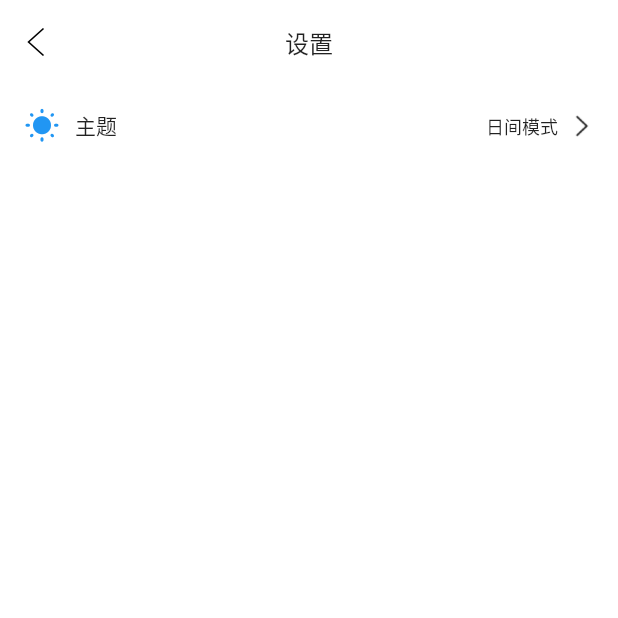
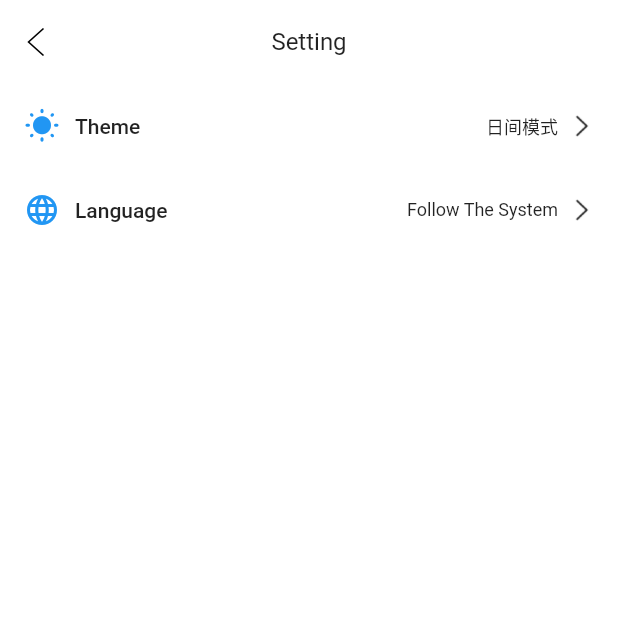
Before and after one commit to JerryAlexLiang/flutter_wan_android_getx, a Flutter app: the SettingPage screen opened by its route, on a phone screen of 412 x 824 dp, the top half of it. Run offline on Flutter 3.47's test engine with Material 2 defaults, Android fonts, the phone set to English and light mode, and no system bars; drawn by our look-alikes of oktoast, pull_to_refresh; our stand-ins replace dio, flutter_screenutil, fluttertoast, get, logger, shared_preferences; accounts and stored records are empty.

Commit message:
[develop] 使用GetX设置语言Locale

```diff
--- a/lib/page/mine/mine_page.dart
+++ b/lib/page/mine/mine_page.dart
@@ -1,6 +1,6 @@
 import 'package:flutter/material.dart';
 import 'package:flutter_wan_android_getx/page/setting/theme/theme_setting_controller.dart';
-import 'package:flutter_wan_android_getx/page/setting/theme/theme_setting_page.dart';
+import 'package:flutter_wan_android_getx/res/strings.dart';
 import 'package:flutter_wan_android_getx/routes/app_routes.dart';
 import 'package:flutter_wan_android_getx/theme/app_theme.dart';
 import 'package:flutter_wan_android_getx/utils/logger_util.dart';
@@ -35,7 +35,8 @@ class MinePage extends StatelessWidget {
                   ),
             Expanded(
               child: Text(
-                '更改主题',
+                // '更改主题',
+                StringsConstant.changeTheme.tr,
                 style: TextStyle(
                   // color: Theme.of(context).textTheme.bodyText1?.color,
                   color: context.bodyText1Color,
--- /dev/null
+++ b/lib/page/model/language.dart
@@ -0,0 +1,26 @@
+import 'package:flutter_wan_android_getx/generated/json/base/json_convert_content.dart';
+import 'package:flutter_wan_android_getx/res/strings.dart';
+import 'package:get/get.dart';
+
+class Language with JsonConvert<Language> {
+  String? name;
+  String? language;
+  String? country;
+  bool? isSelect = false;
+
+  Language({this.name, this.language, this.country, this.isSelect = false});
+}
+
+///新增语言要在此处手动增加
+final supportLanguageList = [
+  Language(name: StringsConstant.systemMode, language: '', country: ''),
+  Language(
+      name: StringsConstant.simplifiedChinese,
+      language: 'zh',
+      country: 'CN'),
+  Language(
+      name: StringsConstant.traditionalChineseHongKong,
+      language: 'zh',
+      country: 'HK'),
+  Language(name: StringsConstant.usEnglish, language: 'zh', country: 'US'),
+];
--- /dev/null
+++ b/lib/page/setting/language/language_binding.dart
@@ -0,0 +1,10 @@
+import 'package:get/get.dart';
+
+import 'language_controller.dart';
+
+class LanguageBinding extends Bindings {
+  @override
+  void dependencies() {
+    Get.lazyPut(() => LanguageController());
+  }
+}
--- a/lib/page/setting/setting_binding.dart
+++ b/lib/page/setting/setting_binding.dart
@@ -1,3 +1,4 @@
+import 'package:flutter_wan_android_getx/page/setting/language/language_controller.dart';
 import 'package:get/get.dart';
 
 import 'setting_controller.dart';
@@ -6,5 +7,6 @@ class SettingBinding extends Bindings {
   @override
   void dependencies() {
     Get.lazyPut(() => SettingController());
+    Get.lazyPut(() => LanguageController());
   }
 }
--- a/lib/page/setting/setting_page.dart
+++ b/lib/page/setting/setting_page.dart
@@ -1,6 +1,8 @@
 import 'package:flutter/material.dart';
+import 'package:flutter_wan_android_getx/page/setting/language/language_controller.dart';
 import 'package:flutter_wan_android_getx/page/setting/setting_controller.dart';
 import 'package:flutter_wan_android_getx/page/setting/theme/theme_setting_controller.dart';
+import 'package:flutter_wan_android_getx/res/strings.dart';
 import 'package:flutter_wan_android_getx/routes/app_routes.dart';
 import 'package:flutter_wan_android_getx/widget/custom_app_bar.dart';
 import 'package:flutter_wan_android_getx/widget/custom_list_title.dart';
@@ -9,27 +11,38 @@ import 'package:get/get.dart';
 class SettingPage extends StatelessWidget {
   final settingController = Get.find<SettingController>();
   final themeSettingController = Get.find<ThemeSettingController>();
+  final languageController = Get.find<LanguageController>();
 
   SettingPage({Key? key}) : super(key: key);
 
   @override
   Widget build(BuildContext context) {
     return Scaffold(
-      appBar: const CustomAppBar(
-        centerTitle: '设置',
+      appBar: CustomAppBar(
+        // centerTitle: '设置',
+        centerTitle: StringsConstant.setting.tr,
       ),
       body: Obx(() {
         return ListView(
           children: [
             CustomListTitle(
-              title: '主题',
+              // title: '主题',
+              title: StringsConstant.theme.tr,
               isShowLeftWidget: true,
               leftWidget: context.isDarkMode
                   ? const Icon(Icons.nightlight_round)
                   : const Icon(Icons.wb_sunny_rounded),
-              rightContent: themeSettingController.themeKeyValue,
+              rightContent: themeSettingController.themeTrObs,
               rightImage: 'images/ic_arrow_right.png',
               onTap: () => Get.toNamed(AppRoutes.themeModePage),
+            ),
+            CustomListTitle(
+              // title: '语言',
+              title: StringsConstant.language.tr,
+              isShowLeftWidget: true,
+              leftWidget: const Icon(Icons.language),
+              rightContent: languageController.currentLanguage,
+              onTap: () => Get.toNamed(AppRoutes.languageModePage),
             ),
           ],
         );
--- a/lib/page/setting/theme/theme_setting_controller.dart
+++ b/lib/page/setting/theme/theme_setting_controller.dart
@@ -1,4 +1,5 @@
 import 'package:flutter/material.dart';
+import 'package:flutter_wan_android_getx/res/strings.dart';
 import 'package:flutter_wan_android_getx/theme/app_theme.dart';
 import 'package:flutter_wan_android_getx/utils/sp_util.dart';
 import 'package:get/get.dart';
@@ -11,12 +12,20 @@ class ThemeSettingController extends GetxController {
 
   set themeKeyValue(string) => _themeKeyObs.value = string;
 
+  final _themeTrObs = "".obs;
+
+  get themeTrObs => _themeTrObs.value;
+
+  set themeTrObs(value) => _themeTrObs.value = value;
+
   //日间模式
   void setLightThemeMode() {
     Get.changeThemeMode(ThemeMode.light);
     //本地保存主题
     themeKeyValue = ThemeKey.lightTheme;
     SpUtil.saveAppThemeData(themeKeyValue);
+    //语言转换
+    themeTrObs = StringsConstant.lightTheme;
   }
 
   //夜间模式
@@ -25,6 +34,8 @@ class ThemeSettingController extends GetxController {
     //本地保存主题
     themeKeyValue = ThemeKey.darkTheme;
     SpUtil.saveAppThemeData(themeKeyValue);
+    //语言转换
+    themeTrObs = StringsConstant.darkTheme;
   }
 
   //跟随系统模式
@@ -32,5 +43,7 @@ class ThemeSettingController extends GetxController {
     Get.changeThemeMode(ThemeMode.system);
     themeKeyValue = ThemeKey.systemTheme;
     SpUtil.saveAppThemeData(themeKeyValue);
+    //语言转换
+    themeTrObs = StringsConstant.systemMode;
   }
 }
--- /dev/null
+++ b/lib/res/strings.dart
@@ -0,0 +1,87 @@
+import 'package:get/get.dart';
+
+class StringsConstant {
+  static const String homePage = "首页"; //首页
+  static const String accountTreePage = "体系"; //体系
+  static const String navigationPage = "导航"; //导航
+  static const String projectPage = "项目"; //项目
+  static const String minePage = "我的"; //我的
+  static const String changeTheme = "更改主题"; //更改主题
+  static const String setting = "设置"; //设置
+  static const String theme = "主题"; //主题
+  static const String settingTheme = "主题设置"; //主题设置
+  static const String darkTheme = "夜间模式"; //夜间模式
+  static const String lightTheme = "日间模式"; //日间模式
+  static const String systemMode = "跟随系统"; //跟随系统
+  static const String language = "语言"; //语言
+  static const String simplifiedChinese = "简体中文"; //简体中文
+  static const String traditionalChineseHongKong = "繁体中文(香港)"; //繁体中文(香港)
+  static const String usEnglish = "英语(US)"; //英语
+
+}
+
+///使用Get配置语言环境
+///使用Get.updateLocale(locale);即可更新
+class Messages extends Translations {
+  @override
+  Map<String, Map<String, String>> get keys => {
+        //简体中文
+        'zh_CN': {
+          StringsConstant.homePage: '首页',
+          StringsConstant.accountTreePage: '体系',
+          StringsConstant.navigationPage: '导航',
+          StringsConstant.projectPage: '项目',
+          StringsConstant.minePage: '我的',
+          StringsConstant.changeTheme: '更改主题',
+          StringsConstant.setting: '设置',
+          StringsConstant.theme: '主题',
+          StringsConstant.settingTheme: '主题设置',
+          StringsConstant.darkTheme: '夜间模式',
+          StringsConstant.lightTheme: '日间模式',
+          StringsConstant.systemMode: '跟随系统',
+          StringsConstant.language: '语言',
+          StringsConstant.simplifiedChinese: '简体中文',
+          StringsConstant.traditionalChineseHongKong: '繁体中文(香港)',
+          StringsConstant.usEnglish: '英语(US)',
+        },
+        //繁体中文（香港）
+        'zh_HK': {
+          StringsConstant.homePage: '首頁',
+          StringsConstant.accountTreePage: '體系',
+          StringsConstant.navigationPage: '導航',
+          StringsConstant.projectPage: '項目',
+          StringsConstant.minePage: '我的',
+          StringsConstant.changeTheme: '更改主題',
+          StringsConstant.setting: '設置',
+          StringsConstant.theme: '主題',
+          StringsConstant.settingTheme: '主题設置',
+          StringsConstant.darkTheme: '夜間模式',
+          StringsConstant.lightTheme: '日間模式',
+          StringsConstant.systemMode: '跟隨系統',
+          StringsConstant.language: '語言',
+          StringsConstant.simplifiedChinese: '简体中文',
+          StringsConstant.traditionalChineseHongKong: '繁体中文(香港)',
+          StringsConstant.usEnglish: '英語(US)',
+        },
+        //English
+        'en_US': {
+          StringsConstant.homePage: 'Home',
+          StringsConstant.accountTreePage: 'System',
+          StringsConstant.navigationPage: 'Navigation',
+          StringsConstant.projectPage: 'Project',
+          StringsConstant.minePage: 'Mine',
+          StringsConstant.changeTheme: 'Change Theme',
+          StringsConstant.setting: 'Setting',
+          StringsConstant.theme: 'Theme',
+          StringsConstant.settingTheme: 'Setting Theme',
+          StringsConstant.darkTheme: 'DarkMode',
+          StringsConstant.lightTheme: 'LightMode',
+          StringsConstant.systemMode: 'Follow The System',
+          StringsConstant.language: 'Language',
+          StringsConstant.simplifiedChinese: 'Simplified Chinese',
+          StringsConstant.traditionalChineseHongKong:
+              'Traditional Chinese(HongKong)',
+          StringsConstant.usEnglish: 'English(US)',
+        },
+      };
+}
--- a/lib/routes/app_pages.dart
+++ b/lib/routes/app_pages.dart
@@ -1,5 +1,7 @@
 import 'package:flutter_wan_android_getx/page/index/index_binding.dart';
 import 'package:flutter_wan_android_getx/page/index/index_page.dart';
+import 'package:flutter_wan_android_getx/page/setting/language/language_binding.dart';
+import 'package:flutter_wan_android_getx/page/setting/language/language_page.dart';
 import 'package:flutter_wan_android_getx/page/setting/setting_binding.dart';
 import 'package:flutter_wan_android_getx/page/setting/setting_page.dart';
 import 'package:flutter_wan_android_getx/page/setting/theme/theme_setting_page.dart';
@@ -16,7 +18,7 @@ class AppPages {
   static final List<GetPage> routes = [
     GetPage(
       name: AppRoutes.main,
-      page: () => const IndexPage(),
+      page: () => IndexPage(),
       binding: IndexBinding(),
     ),
     GetPage(
@@ -28,9 +30,10 @@ class AppPages {
       name: AppRoutes.themeModePage,
       page: () => ThemeSettingPage(),
     ),
-    // GetPage(
-    //   name: AppRoutes.languageModePage,
-    //   page: page,
-    // ),
+    GetPage(
+      name: AppRoutes.languageModePage,
+      page: () => LanguagePage(),
+      // binding: LanguageBinding(),
+    ),
   ];
 }
--- a/lib/theme/app_theme.dart
+++ b/lib/theme/app_theme.dart
@@ -60,7 +60,7 @@ class ThemeKey {
   static const String appThemeKey = "app_theme_data";
   static const String darkTheme = "夜间模式";
   static const String lightTheme = "日间模式";
-  static const String systemTheme = "跟随系统模式";
+  static const String systemTheme = "跟随系统";
 }
 
 /// 主题列表
--- /dev/null
+++ b/lib/utils/locale_util.dart
@@ -0,0 +1,34 @@
+import 'package:flutter/cupertino.dart';
+import 'package:flutter_wan_android_getx/page/model/language.dart';
+import 'package:flutter_wan_android_getx/utils/sp_util.dart';
+import 'package:get/get.dart';
+
+/// 语言工具类
+class LocaleUtil {
+  static const String appLanguageKey = 'language';
+
+  /// 获取当前存储的默认语言格式转Locale
+  static Locale? getDefaultLocale() {
+    var language = SpUtil.getLanguage();
+    if (language == null || language.language == '' || language.country == '') {
+      //如果没有存储语言设置，则默认是跟随系统
+      return Get.deviceLocale;
+    } else {
+      return Locale(language.language ?? "", language.country);
+    }
+  }
+
+  /// 更新系统语言
+  static updateLocale(Language language) {
+    Locale? locale;
+    if (language.language == '' || language.country == "") {
+      //设置跟随系统
+      locale = Get.deviceLocale;
+    } else {
+      locale = Locale(language.language ?? "", language.country);
+    }
+    if (locale != null) {
+      Get.updateLocale(locale);
+    }
+  }
+}
--- a/lib/utils/sp_util.dart
+++ b/lib/utils/sp_util.dart
@@ -1,4 +1,9 @@
+import 'dart:convert';
+
+import 'package:flutter/cupertino.dart';
+import 'package:flutter_wan_android_getx/page/model/language.dart';
 import 'package:flutter_wan_android_getx/theme/app_theme.dart';
+import 'package:flutter_wan_android_getx/utils/locale_util.dart';
 import 'package:get/get.dart';
 import 'package:shared_preferences/shared_preferences.dart';
 
@@ -7,4 +12,35 @@ class SpUtil {
   static saveAppThemeData(String themeKey) {
     Get.find<SharedPreferences>().setString(ThemeKey.appThemeKey, themeKey);
   }
+
+  //获取存储的主题
+  static String? getAppThemeData() {
+    return Get.find<SharedPreferences>().getString(ThemeKey.appThemeKey);
+  }
+
+  //存储-更新语言格式
+  static saveUpdateLanguage(Language language) {
+    // Get.find<SharedPreferences>()
+    //     .setString(LocaleUtil.appLanguageKey, json.encode(language.toJson()));
+    Get.find<SharedPreferences>()
+        .setString(LocaleUtil.appLanguageKey, jsonEncode(language.toJson()));
+  }
+
+  //获取存储的语言格式
+  static Language? getLanguage() {
+    try {
+      var languageJson =
+          Get.find<SharedPreferences>().getString(LocaleUtil.appLanguageKey);
+      if (languageJson == null) {
+        //如果没有存储语言设置，则默认是跟随系统
+        return null;
+      } else {
+        // return Language().fromJson(json.decode(languageJson));
+        return Language().fromJson(jsonDecode(languageJson));
+      }
+    } catch (e) {
+      debugPrint(e.toString());
+      return null;
+    }
+  }
 }
--- a/lib/widget/custom_list_title.dart
+++ b/lib/widget/custom_list_title.dart
@@ -13,13 +13,14 @@ class CustomListTitle extends StatelessWidget {
     this.isShowLeftWidget = false,
     this.leftImage,
     this.leftWidget,
-    this.title = "",
+    this.title,
+    this.subTitle,
     this.rightContent = "",
     this.maxLines = 1,
     this.leftColor,
     this.rightColor,
-    this.rightImage,
-    this.rightWidget = Gaps.empty,
+    this.rightImage = "images/ic_arrow_right.png",
+    this.rightWidget,
     this.leftSize = 22,
     this.endSize = 16,
     this.onTap,
@@ -37,14 +38,15 @@ class CustomListTitle extends StatelessWidget {
   final Widget? leftWidget;
 
   /// 标题
-  final String title;
+  final String? title;
+  final String? subTitle;
 
   /// 内容
   final String rightContent;
 
   /// 右侧组件
   final String? rightImage;
-  final Widget rightWidget;
+  final Widget? rightWidget;
   final int maxLines;
 
   /// 是否显示下划线
@@ -74,7 +76,7 @@ class CustomListTitle extends StatelessWidget {
   final bool isSelectType;
 
   /// 是否选中
-  final bool isSelect;
+  final bool? isSelect;
 
   @override
   Widget build(BuildContext context) {
@@ -150,17 +152,38 @@ class CustomListTitle extends StatelessWidget {
   Widget buildTitleWidget(BuildContext context) {
     return Expanded(
       child: Container(
-        // color: Colors.blue,
         alignment: Alignment.centerLeft,
         child: Offstage(
           //offstage 为false 则显示，为true 则不显示
-          offstage: title.isEmpty ? true : false,
-          child: Text(
-            title,
+          offstage: title != null ? (title!.isEmpty ? true : false) : true,
+          child: Column(
+            mainAxisAlignment: MainAxisAlignment.center,
+            crossAxisAlignment: CrossAxisAlignment.start,
+            children: [
+              Text(
+                title ?? "",
                 style: context.bodyText1Style,
                 maxLines: maxLines,
                 overflow: TextOverflow.ellipsis,
                 textAlign: TextAlign.start,
+              ),
+              (title!.isNotEmpty && subTitle != null && subTitle!.isNotEmpty)
+                  ? Gaps.vGap1
+                  : Gaps.empty,
+              Offstage(
+                //无subTitle的时候，offstage为true，代表不显示
+                offstage: subTitle != null
+                    ? (subTitle!.isEmpty ? true : false)
+                    : true,
+                child: Text(
+                  subTitle ?? "",
+                  style: context.bodyText2Style?.copyWith(fontSize: 12),
+                  maxLines: maxLines,
+                  overflow: TextOverflow.ellipsis,
+                  textAlign: TextAlign.start,
+                ),
+              ),
+            ],
           ),
         ),
       ),
@@ -211,30 +234,52 @@ class CustomListTitle extends StatelessWidget {
           ),
         ),
         Gaps.hGap8,
-        rightImage != null
+        // rightImage != null
+        //     ? Image.asset(
+        //         rightImage!,
+        //         width: endSize,
+        //         height: endSize,
+        //         color: context.bodyText2Color,
+        //       )
+        //     : rightWidget,
+        rightWidget ??
+            (rightImage != null
                 ? Image.asset(
                     rightImage!,
                     width: endSize,
                     height: endSize,
                     color: context.bodyText2Color,
                   )
-            : rightWidget,
+                : Gaps.empty),
       ],
     );
   }
 
   /// 可选类型Item
   Widget buildRightWidget2(BuildContext context) {
-    Widget selectWidget = rightImage != null
+    // Widget selectWidget = rightImage != null
+    //     ? Image.asset(
+    //         rightImage!,
+    //         width: endSize,
+    //         height: endSize,
+    //         color: rightColor,
+    //       )
+    //     : rightWidget;
+
+    Widget selectWidget = rightWidget ??
+        (rightImage != null
             ? Image.asset(
                 rightImage!,
                 width: endSize,
                 height: endSize,
                 color: rightColor,
               )
-        : rightWidget;
+            : Gaps.empty);
 
-    Widget widget = isSelect ? selectWidget : Gaps.hGap16;
+    Widget widget = isSelect != null
+        ? (isSelect! ? selectWidget : Gaps.hGap16)
+        : Gaps.hGap16;
+
     return widget;
   }
 }
```
Also changed, not shown: lib/config/config.dart (+6 -7 lines), lib/main.dart (+14 -5 lines), lib/page/index/index_controller.dart (+26 -21 lines), lib/page/setting/language/language_controller.dart (added, +57 -0 lines), lib/page/setting/language/language_page.dart (added, +45 -0 lines), lib/page/setting/theme/theme_setting_page.dart (+9 -5 lines), lib/generated/json/base/json_convert_content.dart, lib/generated/json/language_helper.dart (added). Lines whose indentation alone changed are shown as unchanged.
